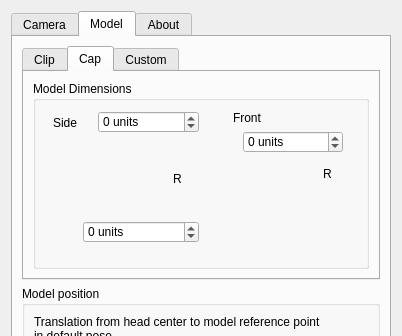
Before: the Qt Designer form ftnoir_tracker_pt/FTNoIR_PT_Controls.ui in opentrack/opentrack, drawn with Qt 5; both pictures show x 0 to 402 and y 0 to 336 of the 402 by 601 pixel window.
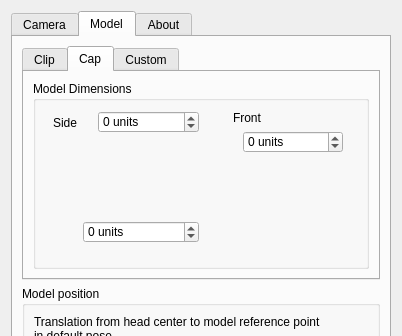
After: the same form once the commit is applied. The open tabs and pages were chosen to show the change. Icons and pictures are not drawn.

Commit message:
remove "R" labels from cap for consistency
Issue: #96

```diff
--- a/ftnoir_tracker_pt/FTNoIR_PT_Controls.ui
+++ b/ftnoir_tracker_pt/FTNoIR_PT_Controls.ui
@@ -631,32 +631,6 @@
                <number>65535</number>
               </property>
              </widget>
-             <widget class="QLabel" name="label_54">
-              <property name="geometry">
-               <rect>
-                <x>140</x>
-                <y>90</y>
-                <width>16</width>
-                <height>16</height>
-               </rect>
-              </property>
-              <property name="text">
-               <string>R</string>
-              </property>
-             </widget>
-             <widget class="QLabel" name="label_55">
-              <property name="geometry">
-               <rect>
-                <x>290</x>
-                <y>85</y>
-                <width>16</width>
-                <height>16</height>
-               </rect>
-              </property>
-              <property name="text">
-               <string>R</string>
-              </property>
-             </widget>
              <widget class="QLabel" name="label_47">
               <property name="geometry">
                <rect>
```
